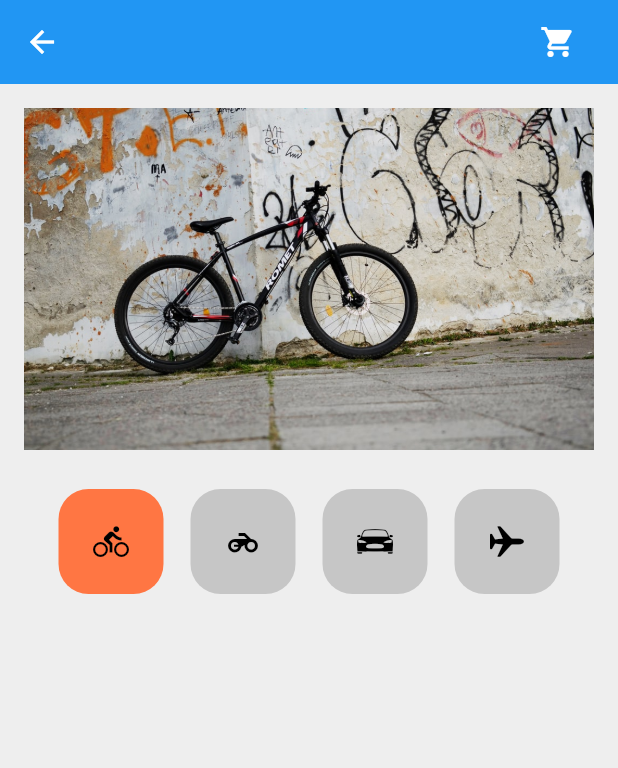
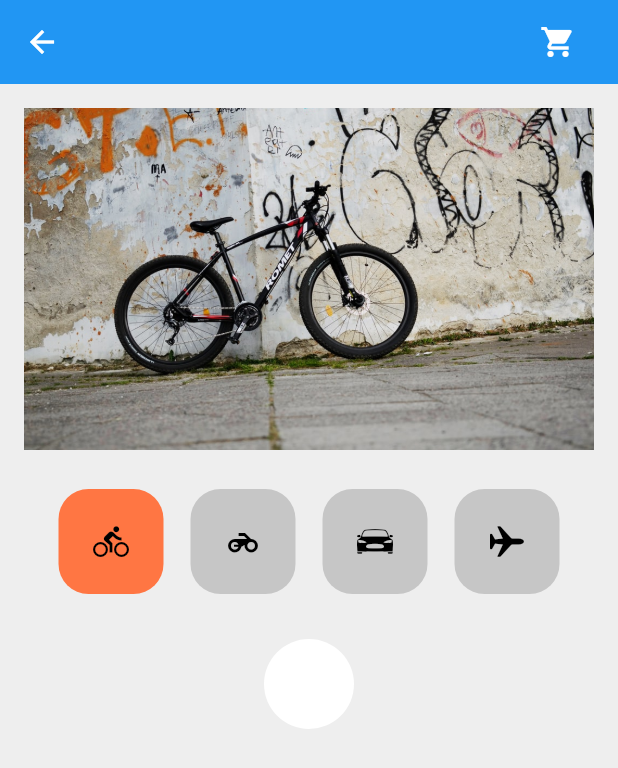
Before and after one commit to yuhyunkimm/Flutter_shoppingcart_pratice, a Flutter app: the screen it shows after launch, on a phone screen of 412 x 824 dp. Shown: the top 768 px of the screen. Run offline on Flutter 3.47's test engine with Material 2 defaults, Android fonts, the phone set to English and light mode, and no system bars.

Commit message:
shopping_detail scaffold add

```diff
--- a/lib/components/shoppingcart_detail.dart
+++ b/lib/components/shoppingcart_detail.dart
@@ -2,10 +2,46 @@
 import 'package:flutter/material.dart';
 
 class ShoppingCartDetail extends StatelessWidget {
-  const ShoppingCartDetail({Key? key}) : super(key: key);
 
   @override
   Widget build(BuildContext context) {
-    return const SizedBox();
+    return Container(
+      decoration: BoxDecoration(
+        color: Colors.white,
+        borderRadius: BorderRadius.circular(40),
+      ),
+      child: Padding(
+        padding: const EdgeInsets.all(30.0),
+        child: Column(
+          crossAxisAlignment: CrossAxisAlignment.start,
+          children: [
+            _buildDetailNameAndPrice(),
+            _buildDetailRatingAndReviewCount(),
+            _buildDetailColorOptions(),
+            _buildDetailButton(context),
+          ],
+        ),
+      ),
+    );
+  }
+
+  Widget _buildDetailNameAndPrice() {
+    return SizedBox();
+  }
+
+  Widget _buildDetailRatingAndReviewCount() {
+    return SizedBox();
+  }
+
+  Widget _buildDetailColorOptions() {
+    return SizedBox();
+  }
+
+  Widget _buildDetailIcon(IconData mIcon) {
+    return SizedBox();
+  }
+
+  Widget _buildDetailButton(BuildContext context) {
+    return SizedBox();
   }
 }
```
